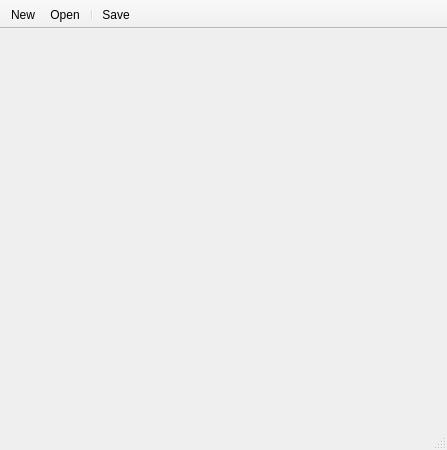
CDZo/Project-Takuzu, file vue.ui: the form before one commit.
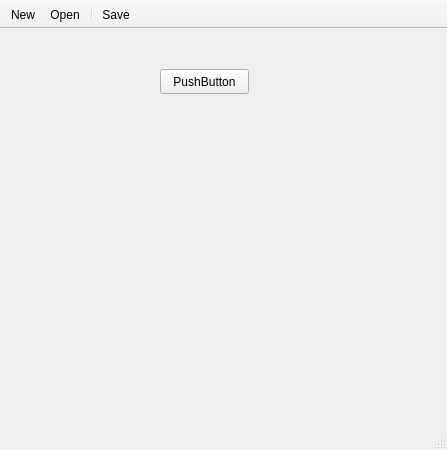
The form after the commit.

Commit message: test add widget in our gridLayout

Patch:
```diff
--- a/vue.ui
+++ b/vue.ui
@@ -13,7 +13,21 @@
   <property name="windowTitle">
    <string>presenter</string>
   </property>
-  <widget class="QWidget" name="centralWidget"/>
+  <widget class="QWidget" name="centralWidget">
+   <widget class="QPushButton" name="pushButton">
+    <property name="geometry">
+     <rect>
+      <x>160</x>
+      <y>40</y>
+      <width>89</width>
+      <height>25</height>
+     </rect>
+    </property>
+    <property name="text">
+     <string>PushButton</string>
+    </property>
+   </widget>
+  </widget>
   <widget class="QMenuBar" name="menuBar">
    <property name="geometry">
     <rect>
```
